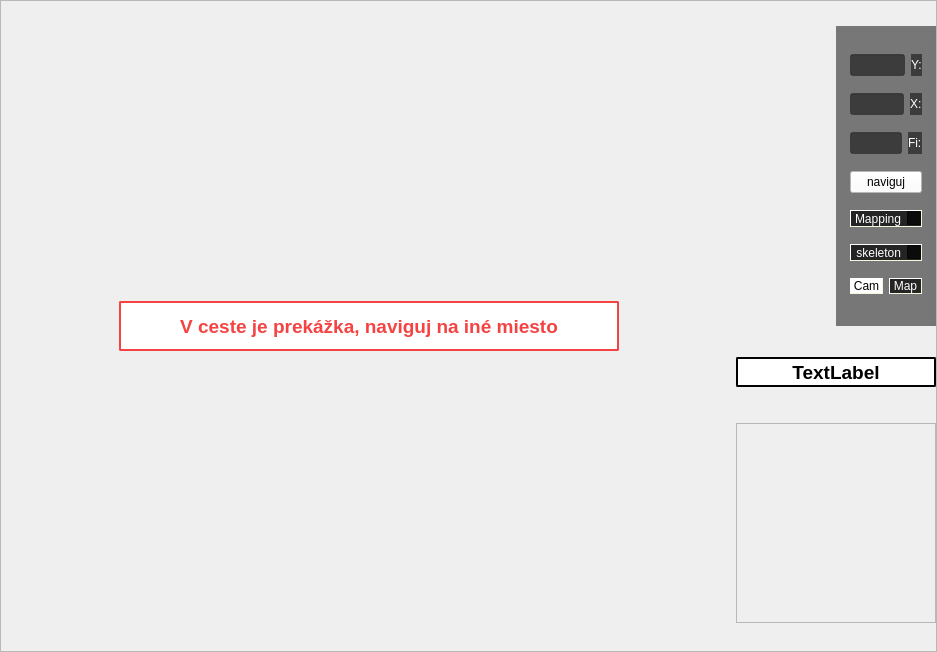
The window that esa_irobot_hmi/mainwindow.ui (AlexPoltak/Kobuki) describes before a commit, drawn with Qt 5.
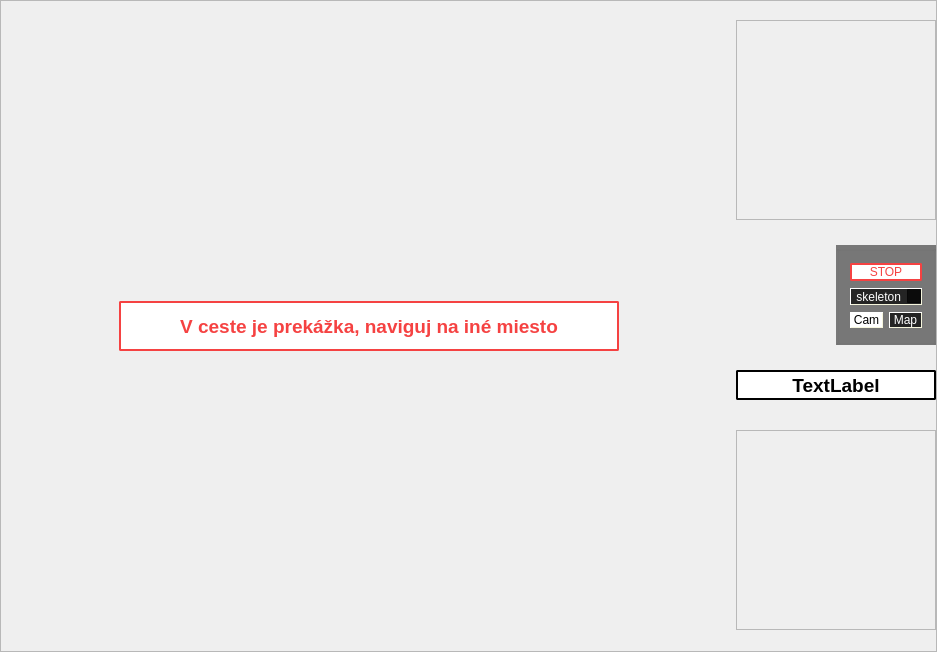
The same window after the commit.

The edit to the form file:
```diff
--- a/esa_irobot_hmi/mainwindow.ui
+++ b/esa_irobot_hmi/mainwindow.ui
@@ -127,7 +127,23 @@
         </spacer>
        </item>
        <item>
-        <layout class="QVBoxLayout" name="verticalLayout_4" stretch="0,0,0">
+        <layout class="QVBoxLayout" name="verticalLayout_4" stretch="0,0,0,0">
+         <item>
+          <widget class="QFrame" name="camWindow">
+           <property name="maximumSize">
+            <size>
+             <width>200</width>
+             <height>200</height>
+            </size>
+           </property>
+           <property name="frameShape">
+            <enum>QFrame::StyledPanel</enum>
+           </property>
+           <property name="frameShadow">
+            <enum>QFrame::Raised</enum>
+           </property>
+          </widget>
+         </item>
          <item>
           <widget class="QGroupBox" name="verticalGroupBox">
            <property name="minimumSize">
@@ -139,7 +155,7 @@
            <property name="maximumSize">
             <size>
              <width>100</width>
-             <height>300</height>
+             <height>100</height>
             </size>
            </property>
            <property name="layoutDirection">
@@ -149,90 +165,16 @@
             <string notr="true">background-color:rgba(0, 0, 0, 0.5);</string>
            </property>
            <layout class="QVBoxLayout" name="verticalLayout">
-            <item>
-             <layout class="QHBoxLayout" name="horizontalLayout_2">
-              <item>
-               <widget class="QLabel" name="label_2">
-                <property name="styleSheet">
-                 <string notr="true">color:white;</string>
-                </property>
-                <property name="text">
-                 <string>Y:</string>
-                </property>
-               </widget>
-              </item>
-              <item>
-               <widget class="QLineEdit" name="lineEdit_2">
-                <property name="readOnly">
-                 <bool>true</bool>
-                </property>
-               </widget>
-              </item>
-             </layout>
-            </item>
-            <item>
-             <layout class="QHBoxLayout" name="horizontalLayout">
-              <item>
-               <widget class="QLabel" name="label">
-                <property name="styleSheet">
-                 <string notr="true">color:white;</string>
-                </property>
-                <property name="text">
-                 <string>X:</string>
-                </property>
-               </widget>
-              </item>
-              <item>
-               <widget class="QLineEdit" name="lineEdit">
-                <property name="readOnly">
-                 <bool>true</bool>
-                </property>
-               </widget>
-              </item>
-             </layout>
-            </item>
-            <item>
-             <layout class="QHBoxLayout" name="horizontalLayout_3">
-              <item>
-               <widget class="QLabel" name="label_3">
-                <property name="styleSheet">
-                 <string notr="true">color:white;</string>
-                </property>
-                <property name="text">
-                 <string>Fi:</string>
-                </property>
-               </widget>
-              </item>
-              <item>
-               <widget class="QLineEdit" name="lineEdit_3">
-                <property name="readOnly">
-                 <bool>true</bool>
-                </property>
-               </widget>
-              </item>
-             </layout>
-            </item>
             <item>
              <widget class="QPushButton" name="pushButton_12">
               <property name="styleSheet">
-               <string notr="true">background-color:white;
-color:black;</string>
+               <string notr="true">color: #f54242;
+background-color: #FFF;
+border: 2px solid #f54242;
+border-radius: 2px;</string>
               </property>
               <property name="text">
-               <string>naviguj</string>
-              </property>
-             </widget>
-            </item>
-            <item>
-             <widget class="QCheckBox" name="Mapping">
-              <property name="styleSheet">
-               <string notr="true">color: white; 
-background-color: rgba(0, 0, 0, 0.7);
- border-style: outset; border-width: 1px; 
-border-color: beige</string>
-              </property>
-              <property name="text">
-               <string>Mapping</string>
+               <string>STOP</string>
               </property>
              </widget>
             </item>
```
